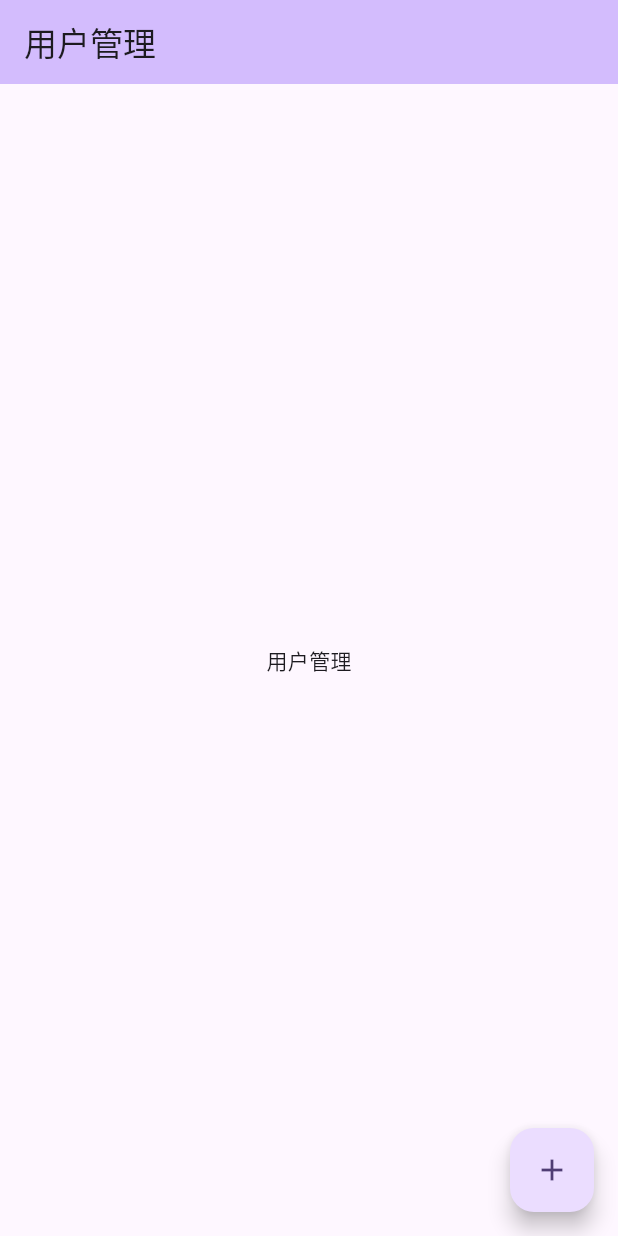
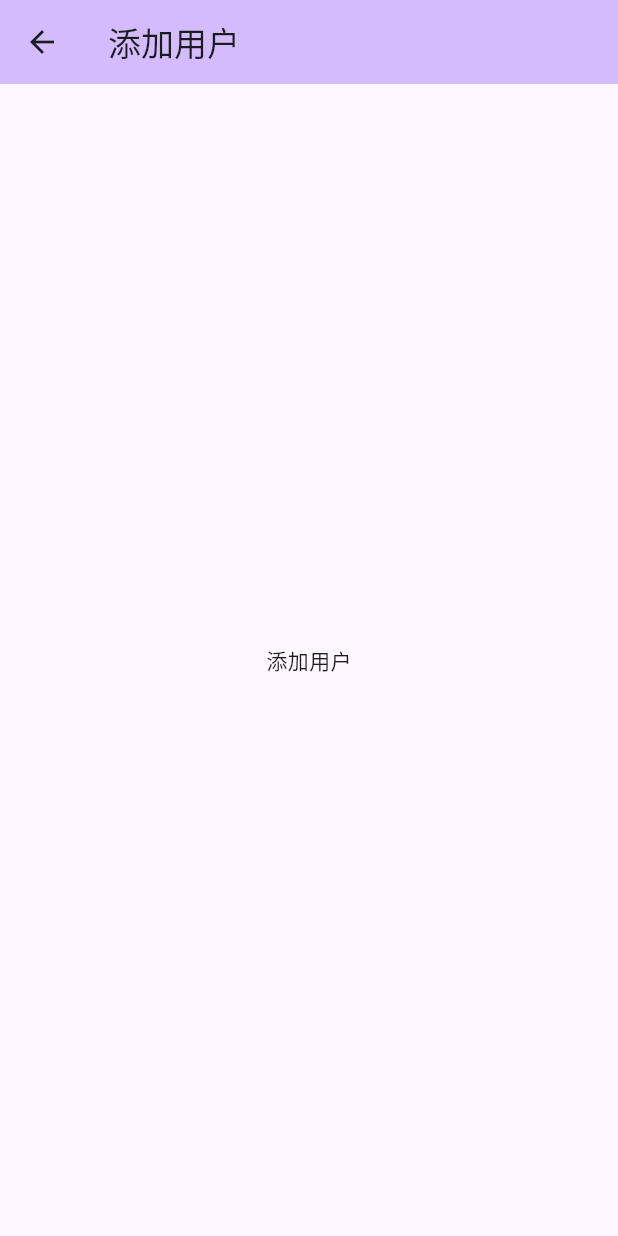
Before and after one commit to ApiSorcery/autoapi-example-flutter, a Flutter app: the screen it shows after launch, after a tap on the "add" icon, on a phone screen of 412 x 824 dp. Run offline on Flutter 3.47's test engine with Material 3 defaults, Android fonts, the phone set to English and light mode, and no system bars; our stand-ins replace dio.

Commit message:
新增路由配置&新建用户页

```diff
--- a/lib/pages/user.dart
+++ b/lib/pages/user.dart
@@ -1,3 +1,4 @@
+import 'package:autoapi_example_flutter/utils/router.dart';
 import 'package:flutter/material.dart';
 
 class UserPage extends StatefulWidget {
@@ -19,7 +20,9 @@ class _UserPageState extends State<UserPage> {
         child: Text('用户管理'),
       ),
       floatingActionButton: FloatingActionButton(
-        onPressed: () {},
+        onPressed: () {
+          Routes.push(context, Routes.userAdd, null);
+        },
         tooltip: '添加用户',
         child: const Icon(Icons.add),
       ),
--- /dev/null
+++ b/lib/pages/user_add.dart
@@ -0,0 +1,23 @@
+import 'package:flutter/material.dart';
+
+class UserAddPage extends StatefulWidget {
+  const UserAddPage({super.key});
+
+  @override
+  State<UserAddPage> createState() => _UserAddPageState();
+}
+
+class _UserAddPageState extends State<UserAddPage> {
+  @override
+  Widget build(BuildContext context) {
+    return Scaffold(
+      appBar: AppBar(
+        backgroundColor: Theme.of(context).colorScheme.inversePrimary,
+        title: const Text('添加用户'),
+      ),
+      body: const Center(
+        child: Text('添加用户'),
+      ),
+    );
+  }
+}
--- /dev/null
+++ b/lib/utils/router.dart
@@ -0,0 +1,26 @@
+import 'package:autoapi_example_flutter/pages/user.dart';
+import 'package:autoapi_example_flutter/pages/user_add.dart';
+import 'package:flutter/material.dart';
+
+class Routes {
+  static const String user = '/user';
+  static const String userAdd = '/user/add';
+
+  static Widget _navi(String url, dynamic params) {
+    switch (url) {
+      case user:
+        return const UserPage();
+      case userAdd:
+        return const UserAddPage();
+      default:
+        return const SizedBox.shrink();
+    }
+  }
+
+  static Future push(BuildContext context, String url, dynamic params) async {
+    FocusScope.of(context).requestFocus(FocusNode());
+    return await Navigator.push(context, MaterialPageRoute(builder: (context) {
+      return _navi(url, params);
+    }));
+  }
+}
```
